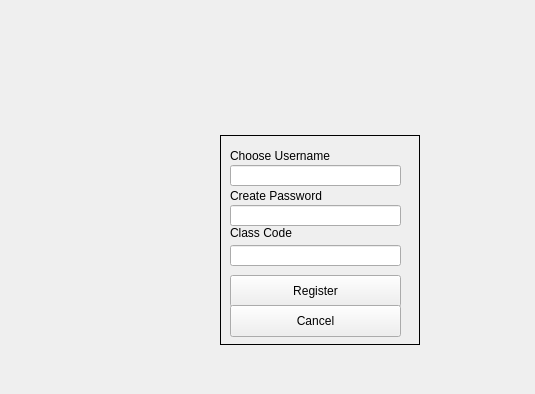
This is teachreg.ui in DatabasesWorks/Stacked_EducationalPlatform as Qt 5 draws it before an edit; both pictures show x 0 to 535 and y 0 to 394 of the 640 by 480 pixel window. The edited form follows.
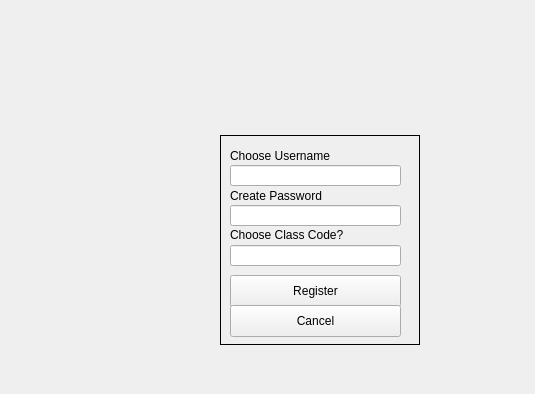
This is the edited form.

```diff
--- a/teachreg.ui
+++ b/teachreg.ui
@@ -69,13 +69,13 @@
         <property name="geometry">
          <rect>
           <x>10</x>
-          <y>90</y>
-          <width>111</width>
+          <y>92</y>
+          <width>131</width>
           <height>16</height>
          </rect>
         </property>
         <property name="text">
-         <string>Class Code</string>
+         <string>Choose Class Code?</string>
         </property>
        </widget>
        <widget class="QLineEdit" name="userEntry">
```
Left out of the diff: 7 changed lines with no effect on the pictures.
